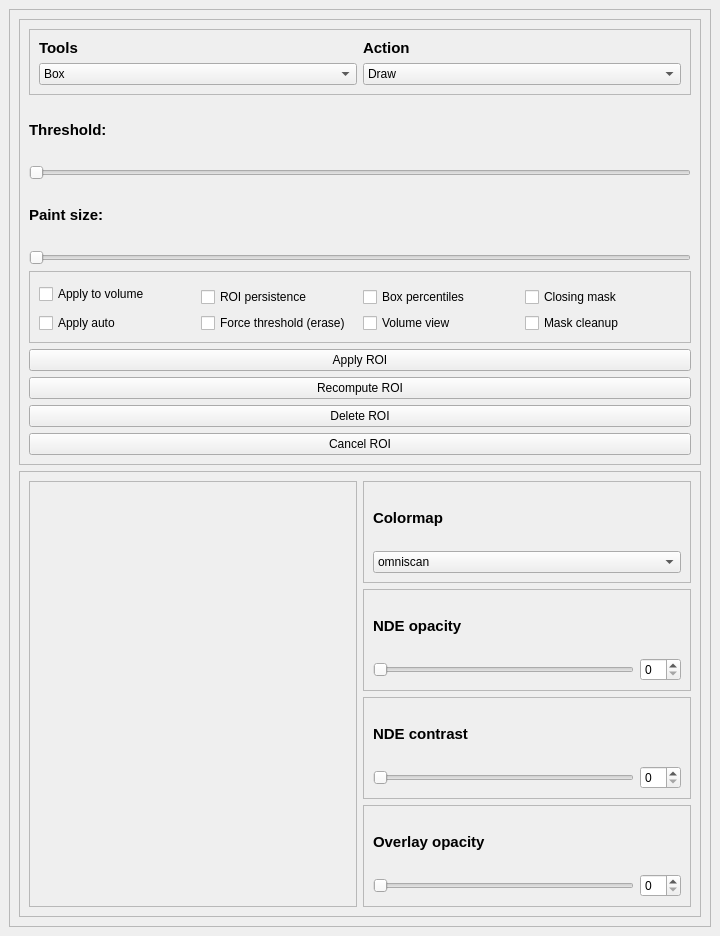
First picture: the form in toolspanel.ui, repository ostidepeignecul/segmentation-tool, before the edit.
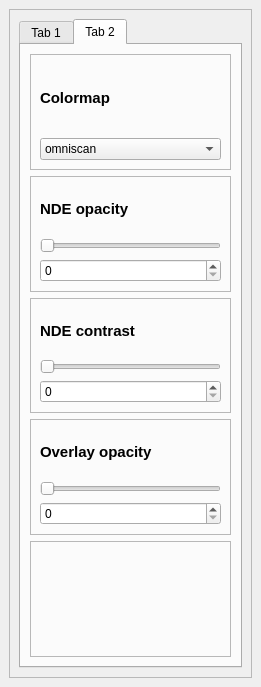
Second picture: the form after the edit. Custom widgets are drawn as their Qt base class.

Commit message: Renommage dock corrosion et compactage du tools panel

The edit to the form file:
```diff
--- a/toolspanel.ui
+++ b/toolspanel.ui
@@ -6,8 +6,8 @@
    <rect>
     <x>0</x>
     <y>0</y>
-    <width>720</width>
-    <height>936</height>
+    <width>261</width>
+    <height>687</height>
    </rect>
   </property>
   <property name="windowTitle">
@@ -15,50 +15,33 @@
   </property>
   <widget class="ToolsPanel" name="dockWidgetContents">
    <layout class="QGridLayout" name="gridLayout_4">
-    <item row="0" column="0">
-     <widget class="QScrollArea" name="scrollArea_2">
+    <item row="0" column="1">
+     <widget class="QScrollArea" name="scrollArea">
       <property name="widgetResizable">
        <bool>true</bool>
       </property>
-      <widget class="QWidget" name="scrollAreaWidgetContents_2">
+      <widget class="QWidget" name="scrollAreaWidgetContents">
        <property name="geometry">
         <rect>
          <x>0</x>
          <y>0</y>
-         <width>698</width>
-         <height>890</height>
+         <width>239</width>
+         <height>641</height>
         </rect>
        </property>
+       <layout class="QGridLayout" name="gridLayout_2">
+        <item row="0" column="0">
+         <widget class="QTabWidget" name="tabWidget">
+          <property name="currentIndex">
+           <number>1</number>
+          </property>
+          <widget class="QWidget" name="tab">
+           <attribute name="title">
+            <string>Tab 1</string>
+           </attribute>
        <layout class="QVBoxLayout" name="verticalLayout">
         <item>
-         <widget class="QFrame" name="frame">
-          <property name="sizePolicy">
-           <sizepolicy hsizetype="Minimum" vsizetype="Minimum">
-            <horstretch>0</horstretch>
-            <verstretch>0</verstretch>
-           </sizepolicy>
-          </property>
-          <property name="frameShape">
-           <enum>QFrame::Shape::StyledPanel</enum>
-          </property>
-          <property name="frameShadow">
-           <enum>QFrame::Shadow::Raised</enum>
-          </property>
-          <layout class="QVBoxLayout" name="verticalLayout_5">
-           <property name="sizeConstraint">
-            <enum>QLayout::SizeConstraint::SetMinimumSize</enum>
-           </property>
-           <item>
-            <widget class="QFrame" name="frame_3">
-             <property name="frameShape">
-              <enum>QFrame::Shape::StyledPanel</enum>
-             </property>
-             <property name="frameShadow">
-              <enum>QFrame::Shadow::Raised</enum>
-             </property>
-             <layout class="QGridLayout" name="gridLayout_6">
-              <item row="1" column="1">
-               <widget class="QLabel" name="label">
+             <widget class="QLabel" name="label_8">
                 <property name="font">
                  <font>
                   <pointsize>11</pointsize>
@@ -70,7 +53,7 @@
                 </property>
                </widget>
               </item>
-              <item row="2" column="0">
+            <item>
                <widget class="QComboBox" name="comboBox">
                 <item>
                  <property name="text">
@@ -114,8 +97,8 @@
                 </item>
                </widget>
               </item>
-              <item row="1" column="0">
-               <widget class="QLabel" name="label_8">
+            <item>
+             <widget class="QLabel" name="label">
                 <property name="font">
                  <font>
                   <pointsize>11</pointsize>
@@ -127,7 +110,7 @@
                 </property>
                </widget>
               </item>
-              <item row="2" column="1">
+            <item>
                <widget class="QComboBox" name="comboBox_3">
                 <item>
                  <property name="text">
@@ -141,9 +124,6 @@
                 </item>
                </widget>
               </item>
-             </layout>
-            </widget>
-           </item>
            <item>
             <widget class="QLabel" name="label_2">
              <property name="font">
@@ -185,73 +165,61 @@
             </widget>
            </item>
            <item>
-            <widget class="QFrame" name="frame_4">
-             <property name="frameShape">
-              <enum>QFrame::Shape::StyledPanel</enum>
-             </property>
-             <property name="frameShadow">
-              <enum>QFrame::Shadow::Raised</enum>
-             </property>
-             <layout class="QGridLayout" name="gridLayout_7">
-              <item row="0" column="0" rowspan="2" colspan="2">
                <widget class="QCheckBox" name="checkBox">
                 <property name="text">
                  <string>Apply to volume</string>
                 </property>
                </widget>
               </item>
-              <item row="3" column="1">
+            <item>
+             <widget class="QCheckBox" name="checkBox_5">
+              <property name="text">
+               <string>Apply auto</string>
+              </property>
+             </widget>
+            </item>
+            <item>
+             <widget class="QCheckBox" name="checkBox_3">
+              <property name="text">
+               <string>ROI persistence</string>
+              </property>
+             </widget>
+            </item>
+            <item>
                <widget class="QCheckBox" name="checkBox_4">
                 <property name="text">
                  <string>Force threshold (erase)</string>
                 </property>
                </widget>
               </item>
-              <item row="1" column="2">
+            <item>
                <widget class="QCheckBox" name="checkBox_2">
                 <property name="text">
                  <string>Box percentiles</string>
                 </property>
                </widget>
               </item>
-              <item row="3" column="2">
+            <item>
+             <widget class="QCheckBox" name="checkBox_8">
+              <property name="text">
+               <string>Mask cleanup</string>
+              </property>
+             </widget>
+            </item>
+            <item>
                <widget class="QCheckBox" name="checkBox_6">
                 <property name="text">
                  <string>Volume view</string>
                 </property>
                </widget>
               </item>
-              <item row="1" column="1">
-               <widget class="QCheckBox" name="checkBox_3">
-                <property name="text">
-                 <string>ROI persistence</string>
-                </property>
-               </widget>
-              </item>
-              <item row="3" column="0">
-               <widget class="QCheckBox" name="checkBox_5">
-                <property name="text">
-                 <string>Apply auto</string>
-                </property>
-               </widget>
-              </item>
-              <item row="1" column="3">
+            <item>
                <widget class="QCheckBox" name="checkBox_7">
                 <property name="text">
                  <string>Closing mask</string>
                 </property>
                </widget>
               </item>
-              <item row="3" column="3">
-               <widget class="QCheckBox" name="checkBox_8">
-                <property name="text">
-                 <string>Mask cleanup</string>
-                </property>
-               </widget>
-              </item>
-             </layout>
-            </widget>
-           </item>
            <item>
             <widget class="QPushButton" name="pushButton_7">
              <property name="text">
@@ -282,76 +250,12 @@
            </item>
           </layout>
          </widget>
-        </item>
+          <widget class="QWidget" name="tab_2">
+           <attribute name="title">
+            <string>Tab 2</string>
+           </attribute>
+           <layout class="QVBoxLayout" name="verticalLayout_2">
         <item>
-         <widget class="QFrame" name="frame_2">
-          <property name="sizePolicy">
-           <sizepolicy hsizetype="Minimum" vsizetype="Minimum">
-            <horstretch>0</horstretch>
-            <verstretch>0</verstretch>
-           </sizepolicy>
-          </property>
-          <property name="minimumSize">
-           <size>
-            <width>0</width>
-            <height>75</height>
-           </size>
-          </property>
-          <property name="frameShape">
-           <enum>QFrame::Shape::StyledPanel</enum>
-          </property>
-          <property name="frameShadow">
-           <enum>QFrame::Shadow::Raised</enum>
-          </property>
-          <layout class="QGridLayout" name="gridLayout_3">
-           <property name="sizeConstraint">
-            <enum>QLayout::SizeConstraint::SetMinimumSize</enum>
-           </property>
-           <item row="4" column="1">
-            <widget class="QFrame" name="frame_9">
-             <property name="sizePolicy">
-              <sizepolicy hsizetype="Minimum" vsizetype="Minimum">
-               <horstretch>0</horstretch>
-               <verstretch>0</verstretch>
-              </sizepolicy>
-             </property>
-             <property name="frameShape">
-              <enum>QFrame::Shape::StyledPanel</enum>
-             </property>
-             <property name="frameShadow">
-              <enum>QFrame::Shadow::Raised</enum>
-             </property>
-             <layout class="QGridLayout" name="gridLayout_2">
-              <property name="sizeConstraint">
-               <enum>QLayout::SizeConstraint::SetMinimumSize</enum>
-              </property>
-              <item row="1" column="0">
-               <widget class="QSlider" name="horizontalSlider_6">
-                <property name="orientation">
-                 <enum>Qt::Orientation::Horizontal</enum>
-                </property>
-               </widget>
-              </item>
-              <item row="1" column="1">
-               <widget class="QSpinBox" name="spinBox_4"/>
-              </item>
-              <item row="0" column="0">
-               <widget class="QLabel" name="label_9">
-                <property name="font">
-                 <font>
-                  <pointsize>11</pointsize>
-                  <bold>true</bold>
-                 </font>
-                </property>
-                <property name="text">
-                 <string>Overlay opacity</string>
-                </property>
-               </widget>
-              </item>
-             </layout>
-            </widget>
-           </item>
-           <item row="1" column="1">
             <widget class="QFrame" name="frame_10">
              <property name="sizePolicy">
               <sizepolicy hsizetype="Preferred" vsizetype="Minimum">
@@ -401,51 +305,7 @@
              </layout>
             </widget>
            </item>
-           <item row="3" column="1">
-            <widget class="QFrame" name="frame_11">
-             <property name="sizePolicy">
-              <sizepolicy hsizetype="Minimum" vsizetype="Minimum">
-               <horstretch>0</horstretch>
-               <verstretch>0</verstretch>
-              </sizepolicy>
-             </property>
-             <property name="frameShape">
-              <enum>QFrame::Shape::StyledPanel</enum>
-             </property>
-             <property name="frameShadow">
-              <enum>QFrame::Shadow::Raised</enum>
-             </property>
-             <layout class="QGridLayout" name="gridLayout_5">
-              <property name="sizeConstraint">
-               <enum>QLayout::SizeConstraint::SetMinimumSize</enum>
-              </property>
-              <item row="1" column="1">
-               <widget class="QSpinBox" name="spinBox_5"/>
-              </item>
-              <item row="1" column="0">
-               <widget class="QSlider" name="horizontalSlider_7">
-                <property name="orientation">
-                 <enum>Qt::Orientation::Horizontal</enum>
-                </property>
-               </widget>
-              </item>
-              <item row="0" column="0">
-               <widget class="QLabel" name="label_12">
-                <property name="font">
-                 <font>
-                  <pointsize>11</pointsize>
-                  <bold>true</bold>
-                 </font>
-                </property>
-                <property name="text">
-                 <string>NDE contrast</string>
-                </property>
-               </widget>
-              </item>
-             </layout>
-            </widget>
-           </item>
-           <item row="2" column="1">
+            <item>
             <widget class="QFrame" name="frame_8">
              <property name="sizePolicy">
               <sizepolicy hsizetype="Minimum" vsizetype="Minimum">
@@ -459,7 +319,7 @@
              <property name="frameShadow">
               <enum>QFrame::Shadow::Raised</enum>
              </property>
-             <layout class="QGridLayout" name="gridLayout">
+              <layout class="QGridLayout" name="gridLayout_3">
               <property name="sizeConstraint">
                <enum>QLayout::SizeConstraint::SetMinimumSize</enum>
               </property>
@@ -483,25 +343,107 @@
                 </property>
                </widget>
               </item>
-              <item row="1" column="1">
+               <item row="2" column="0">
                <widget class="QSpinBox" name="spinBox_3"/>
               </item>
              </layout>
             </widget>
            </item>
-           <item row="1" column="0" rowspan="4">
-            <widget class="QScrollArea" name="scrollArea">
-             <property name="widgetResizable">
-              <bool>true</bool>
-             </property>
-             <widget class="QWidget" name="scrollAreaWidgetContents">
-              <property name="geometry">
-               <rect>
-                <x>0</x>
-                <y>0</y>
-                <width>322</width>
-                <height>407</height>
-               </rect>
+            <item>
+             <widget class="QFrame" name="frame_11">
+              <property name="sizePolicy">
+               <sizepolicy hsizetype="Minimum" vsizetype="Minimum">
+                <horstretch>0</horstretch>
+                <verstretch>0</verstretch>
+               </sizepolicy>
+              </property>
+              <property name="frameShape">
+               <enum>QFrame::Shape::StyledPanel</enum>
+              </property>
+              <property name="frameShadow">
+               <enum>QFrame::Shadow::Raised</enum>
+              </property>
+              <layout class="QGridLayout" name="gridLayout_5">
+               <property name="sizeConstraint">
+                <enum>QLayout::SizeConstraint::SetMinimumSize</enum>
+               </property>
+               <item row="1" column="0">
+                <widget class="QSlider" name="horizontalSlider_7">
+                 <property name="orientation">
+                  <enum>Qt::Orientation::Horizontal</enum>
+                 </property>
+                </widget>
+               </item>
+               <item row="0" column="0">
+                <widget class="QLabel" name="label_12">
+                 <property name="font">
+                  <font>
+                   <pointsize>11</pointsize>
+                   <bold>true</bold>
+                  </font>
+                 </property>
+                 <property name="text">
+                  <string>NDE contrast</string>
+                 </property>
+                </widget>
+               </item>
+               <item row="2" column="0">
+                <widget class="QSpinBox" name="spinBox_5"/>
+               </item>
+              </layout>
+             </widget>
+            </item>
+            <item>
+             <widget class="QFrame" name="frame_9">
+              <property name="sizePolicy">
+               <sizepolicy hsizetype="Minimum" vsizetype="Minimum">
+                <horstretch>0</horstretch>
+                <verstretch>0</verstretch>
+               </sizepolicy>
+              </property>
+              <property name="frameShape">
+               <enum>QFrame::Shape::StyledPanel</enum>
+              </property>
+              <property name="frameShadow">
+               <enum>QFrame::Shadow::Raised</enum>
+              </property>
+              <layout class="QGridLayout" name="gridLayout_6">
+               <property name="sizeConstraint">
+                <enum>QLayout::SizeConstraint::SetMinimumSize</enum>
+               </property>
+               <item row="1" column="0">
+                <widget class="QSlider" name="horizontalSlider_6">
+                 <property name="orientation">
+                  <enum>Qt::Orientation::Horizontal</enum>
+                 </property>
+                </widget>
+               </item>
+               <item row="0" column="0">
+                <widget class="QLabel" name="label_9">
+                 <property name="font">
+                  <font>
+                   <pointsize>11</pointsize>
+                   <bold>true</bold>
+                  </font>
+                 </property>
+                 <property name="text">
+                  <string>Overlay opacity</string>
+                 </property>
+                </widget>
+               </item>
+               <item row="2" column="0">
+                <widget class="QSpinBox" name="spinBox_4"/>
+               </item>
+              </layout>
+             </widget>
+            </item>
+            <item>
+             <widget class="QFrame" name="frame">
+              <property name="frameShape">
+               <enum>QFrame::Shape::StyledPanel</enum>
+              </property>
+              <property name="frameShadow">
+               <enum>QFrame::Shadow::Raised</enum>
               </property>
               <layout class="QHBoxLayout" name="horizontalLayout">
                <item>
@@ -512,25 +454,25 @@
                  <property name="frameShadow">
                   <enum>QFrame::Shadow::Raised</enum>
                  </property>
-                 <layout class="QVBoxLayout" name="verticalLayout_2"/>
-                </widget>
-               </item>
-               <item>
-                <widget class="QFrame" name="frame_6">
-                 <property name="frameShape">
-                  <enum>QFrame::Shape::NoFrame</enum>
-                 </property>
-                 <property name="frameShadow">
-                  <enum>QFrame::Shadow::Raised</enum>
-                 </property>
                  <layout class="QVBoxLayout" name="verticalLayout_3"/>
                 </widget>
                </item>
+               <item>
+                <widget class="QFrame" name="frame_6">
+                 <property name="frameShape">
+                  <enum>QFrame::Shape::NoFrame</enum>
+                 </property>
+                 <property name="frameShadow">
+                  <enum>QFrame::Shadow::Raised</enum>
+                 </property>
+                 <layout class="QVBoxLayout" name="verticalLayout_5"/>
+                </widget>
+               </item>
               </layout>
              </widget>
-            </widget>
-           </item>
-          </layout>
+            </item>
+           </layout>
+          </widget>
          </widget>
         </item>
        </layout>
```
Left out of the diff: 4 changed lines with no effect on the pictures. Lines whose indentation alone changed are shown as unchanged. The commit also changes 3 other files.
